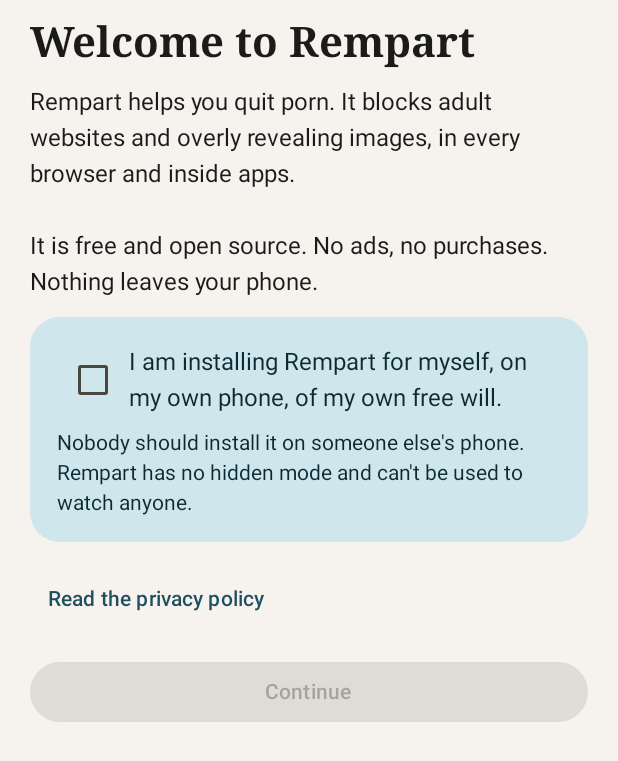
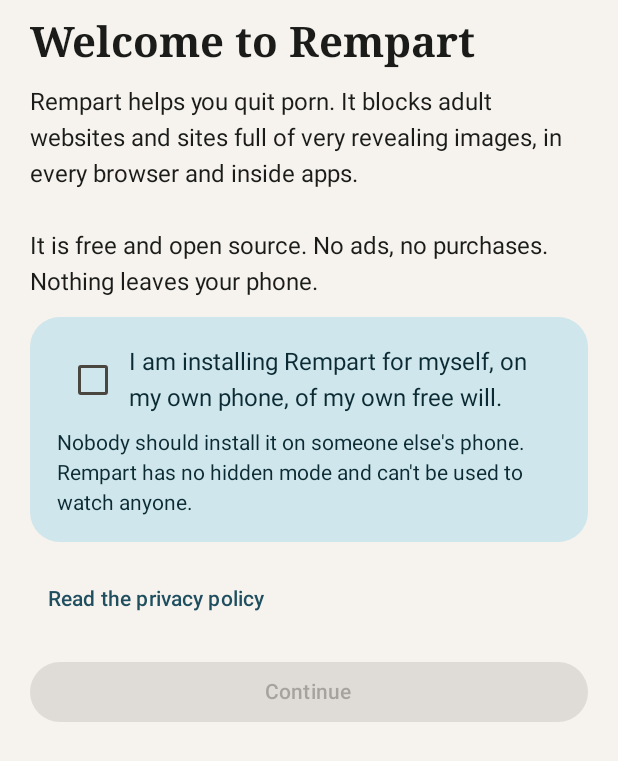
Before and after one commit to Tidaler/Rempart, an Android app built with Jetpack Compose: the WelcomeScreen screen opened through its navigation route, on a phone screen of 412 x 824 dp. Shown: the top 761 px of the screen. Run offline under Robolectric (Android 15) with nearby library versions, the phone set to English and light mode, and no system bars.

Commit message:
Accueil : promesse exacte sur les images (sites bloqués, analyse d'image à venir)
Co-Authored-By: Claude Opus 5.5 <noreply@anthropic.com>

```diff
--- a/app/src/main/res/values/strings.xml
+++ b/app/src/main/res/values/strings.xml
@@ -13,7 +13,7 @@
 
     <!-- Welcome / consent -->
     <string name="welcome_title">Welcome to Rempart</string>
-    <string name="welcome_body">Rempart helps you quit porn. It blocks adult websites and overly revealing images, in every browser and inside apps.\n\nIt is free and open source. No ads, no purchases. Nothing leaves your phone.</string>
+    <string name="welcome_body">Rempart helps you quit porn. It blocks adult websites and sites full of very revealing images, in every browser and inside apps.\n\nIt is free and open source. No ads, no purchases. Nothing leaves your phone.</string>
     <string name="welcome_self_use">I am installing Rempart for myself, on my own phone, of my own free will.</string>
     <string name="welcome_self_use_hint">Nobody should install it on someone else\'s phone. Rempart has no hidden mode and can\'t be used to watch anyone.</string>
     <string name="welcome_privacy_link">Read the privacy policy</string>
```
Also changed, not shown: 1 other file.
